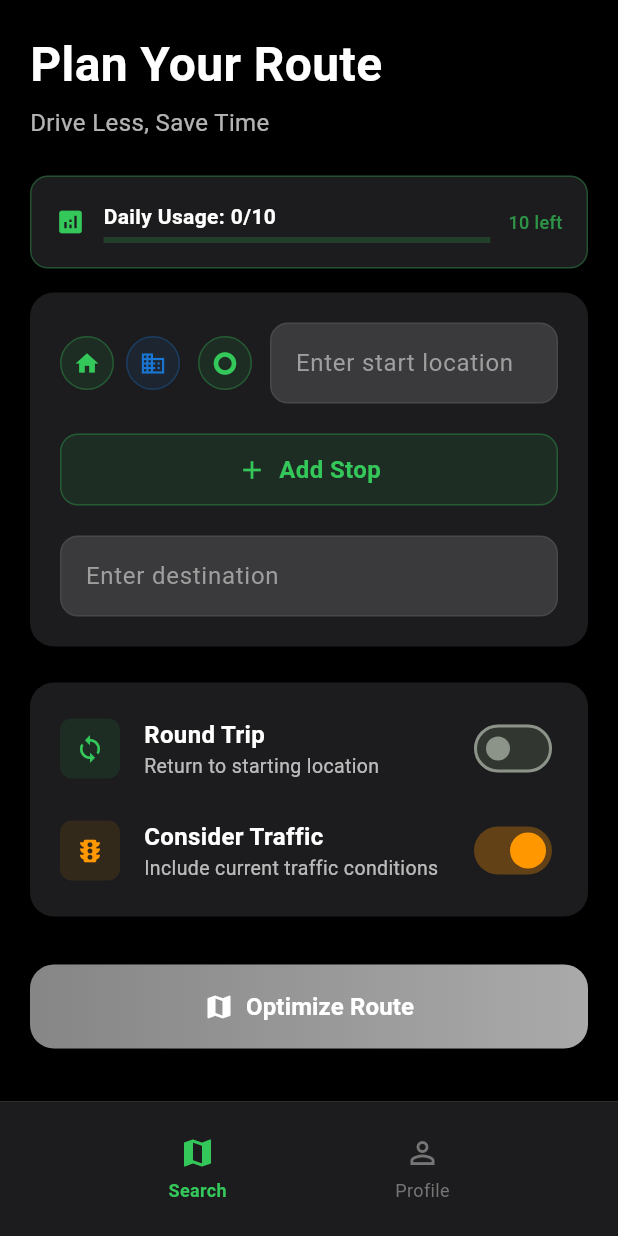
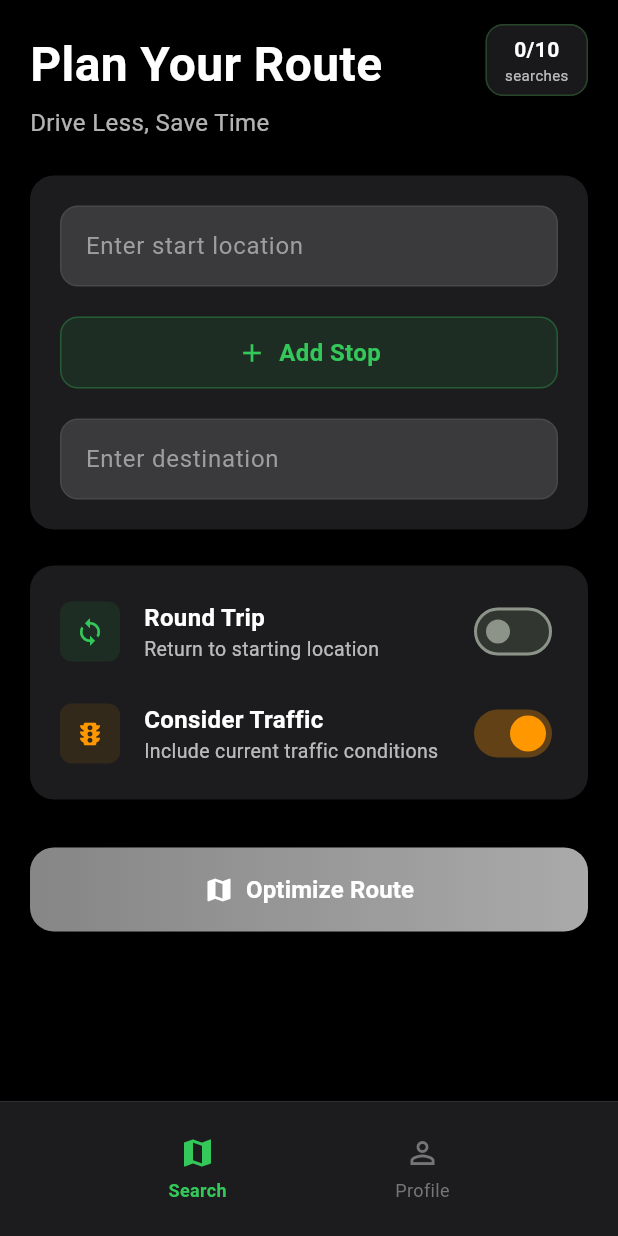
Before and after one commit to theaPAULo/driveless_flutter, a Flutter app: the screen it shows once a user with an empty profile is signed in, on a phone screen of 412 x 824 dp. Run offline on Flutter 3.47's test engine with Material 3 defaults, Android fonts, the phone set to English and light mode, and no system bars; drawn by our look-alikes of flutter_typeahead; our stand-ins replace cloud_firestore, firebase_auth, firebase_core, geolocator, google_maps_flutter, google_sign_in and 2 more; accounts and stored records are empty; network calls fail.

Commit message:
usage tracking working and UI getting better

```diff
--- a/lib/screens/route_input_screen.dart
+++ b/lib/screens/route_input_screen.dart
@@ -1,9 +1,9 @@
 // lib/screens/route_input_screen.dart
 //
-// CORRECTED: Route input screen with proper method calls
-// ✅ Fixed: SavedAddressService uses initialize() not loadAddresses()
-// ✅ Fixed: UsageTrackingService uses canPerformRouteCalculation() not canMakeRequest()
-// ✅ Fixed: UsageTrackingService has remainingRoutes getter
+// FIXED: Route input screen matching iOS UI exactly
+// ✅ Fixed: Saved address buttons above each input field
+// ✅ Fixed: Compact usage indicator in top-right corner
+// ✅ Fixed: Admin shows ∞ for unlimited usage
 
 import 'package:flutter/material.dart';
 import 'package:flutter/services.dart';
@@ -87,7 +87,6 @@ class _RouteInputScreenState extends State<RouteInputScreen> {
     super.dispose();
   }
 
-  // ✅ FIXED: Use initialize() method instead of loadAddresses()
   Future<void> _loadSavedAddresses() async {
     try {
       await _savedAddressService.initialize();
@@ -108,21 +107,19 @@ class _RouteInputScreenState extends State<RouteInputScreen> {
     return Scaffold(
       backgroundColor: Theme.of(context).scaffoldBackgroundColor,
       body: SafeArea(
-        child: SingleChildScrollView(
+        child: Stack(
+          children: [
+            // Main content
+            SingleChildScrollView(
               child: Padding(
                 padding: const EdgeInsets.all(20.0),
                 child: Column(
                   crossAxisAlignment: CrossAxisAlignment.start,
                   children: [
-                // Header
+                    // Header with space for usage indicator
                     _buildHeader(),
 
                     const SizedBox(height: 24),
-
-                // Usage indicator
-                _buildUsageIndicator(),
-
-                const SizedBox(height: 16),
 
                     // Route Input Section
                     _buildRouteInputSection(),
@@ -141,6 +138,11 @@ class _RouteInputScreenState extends State<RouteInputScreen> {
                   ],
                 ),
               ),
+            ),
+
+            // ✅ FIXED: Compact usage indicator in top-right corner
+            _buildCompactUsageIndicator(),
+          ],
         ),
       ),
     );
@@ -171,77 +173,56 @@ class _RouteInputScreenState extends State<RouteInputScreen> {
     );
   }
 
-  // MARK: - Usage Indicator
-  Widget _buildUsageIndicator() {
-    return Consumer<UsageTrackingService>(
+  // ✅ FIXED: Compact usage indicator in top-right corner (like iOS)
+  Widget _buildCompactUsageIndicator() {
+    return Positioned(
+      top: 16,
+      right: 20,
+      child: Consumer<UsageTrackingService>(
         builder: (context, usageService, child) {
           final todayUsage = usageService.todayUsage;
-        // ✅ FIXED: Use remainingRoutes getter instead of remainingUsage
-        final remainingUsage = usageService.remainingRoutes;
-        final usagePercentage = usageService.usagePercentage;
-
-        Color indicatorColor;
-        if (usagePercentage <= 0.7) {
-          indicatorColor = const Color(0xFF34C759); // Green
-        } else if (usagePercentage <= 0.9) {
-          indicatorColor = Colors.orange; // Orange
-        } else {
-          indicatorColor = Colors.red; // Red
-        }
+          final isAdmin = usageService.remainingRoutes == 999; // Admin check
 
           return Container(
-          padding: const EdgeInsets.all(16),
+            padding: const EdgeInsets.symmetric(horizontal: 12, vertical: 6),
             decoration: BoxDecoration(
-            color: Theme.of(context).cardColor,
+              color: Theme.of(context).cardColor.withOpacity(0.9),
               borderRadius: BorderRadius.circular(12),
               border: Border.all(
-              color: indicatorColor.withOpacity(0.3),
+                color: isAdmin
+                    ? Colors.purple.withOpacity(0.3)
+                    : (todayUsage >= 10
+                        ? Colors.red.withOpacity(0.3)
+                        : (todayUsage >= 8
+                            ? Colors.orange.withOpacity(0.3)
+                            : Colors.green.withOpacity(0.3))),
                 width: 1,
               ),
             ),
-          child: Row(
-            children: [
-              Icon(
-                Icons.analytics,
-                color: indicatorColor,
-                size: 20,
-              ),
-              const SizedBox(width: 12),
-              Expanded(
             child: Column(
-                  crossAxisAlignment: CrossAxisAlignment.start,
+              mainAxisSize: MainAxisSize.min,
               children: [
                 Text(
-                      'Daily Usage: $todayUsage/10',
+                  // ✅ FIXED: Show ∞ for admin users
+                  isAdmin ? '$todayUsage/∞' : '$todayUsage/10',
                   style: TextStyle(
                     color: Theme.of(context).textTheme.bodyLarge?.color,
+                    fontSize: 14,
                     fontWeight: FontWeight.w600,
-                        fontSize: 14,
                   ),
                 ),
-                    const SizedBox(height: 4),
-                    LinearProgressIndicator(
-                      value: usagePercentage,
-                      backgroundColor: indicatorColor.withOpacity(0.2),
-                      valueColor: AlwaysStoppedAnimation<Color>(indicatorColor),
-                      minHeight: 4,
-                    ),
-                  ],
-                ),
-              ),
-              const SizedBox(width: 12),
                 Text(
-                '$remainingUsage left',
+                  isAdmin ? 'admin' : 'searches',
                   style: TextStyle(
-                  color: indicatorColor.withOpacity(0.7),
-                  fontSize: 12,
-                  fontWeight: FontWeight.w500,
+                    color: Theme.of(context).textTheme.bodyMedium?.color?.withOpacity(0.7),
+                    fontSize: 10,
                   ),
                 ),
               ],
             ),
           );
         },
+      ),
     );
   }
 
@@ -266,8 +247,8 @@ class _RouteInputScreenState extends State<RouteInputScreen> {
       ),
       child: Column(
         children: [
-          // Start location with saved addresses
-          _buildLocationInput(
+          // ✅ FIXED: Start location with saved addresses ABOVE input
+          _buildLocationInputWithSavedAddresses(
             controller: _startLocationController,
             icon: Icons.trip_origin,
             hintText: 'Enter start location',
@@ -286,12 +267,12 @@ class _RouteInputScreenState extends State<RouteInputScreen> {
             },
           ),
 
-          // Stops
+          // Stops with saved addresses
           for (int i = 0; i < _stopControllers.length; i++)
             Column(
               children: [
                 const SizedBox(height: 20),
-                _buildLocationInput(
+                _buildLocationInputWithSavedAddresses(
                   controller: _stopControllers[i],
                   icon: Icons.place,
                   hintText: 'Stop ${i + 1}',
@@ -319,8 +300,8 @@ class _RouteInputScreenState extends State<RouteInputScreen> {
 
           const SizedBox(height: 20),
 
-          // End location
-          _buildLocationInput(
+          // ✅ FIXED: End location with saved addresses ABOVE input
+          _buildLocationInputWithSavedAddresses(
             controller: _endLocationController,
             icon: Icons.flag,
             hintText: _isRoundTrip ? 'Return to starting location' : 'Enter destination',
@@ -341,8 +322,8 @@ class _RouteInputScreenState extends State<RouteInputScreen> {
     );
   }
 
-  // MARK: - Location Input Widget
-  Widget _buildLocationInput({
+  // ✅ FIXED: Location input with saved addresses displayed ABOVE each field (like iOS)
+  Widget _buildLocationInputWithSavedAddresses({
     required TextEditingController controller,
     required IconData icon,
     required String hintText,
@@ -354,38 +335,33 @@ class _RouteInputScreenState extends State<RouteInputScreen> {
     required Function(String) onAddressSelected,
     VoidCallback? onRemove,
   }) {
-    final isDark = Theme.of(context).brightness == Brightness.dark;
-
-    return Row(
+    return Column(
+      crossAxisAlignment: CrossAxisAlignment.start,
       children: [
-        // Icon buttons for saved addresses (home/work)
-        if (isStart || stopIndex != null) ...[
+        // ✅ FIXED: Saved address buttons displayed horizontally ABOVE input field
+        if (_savedAddresses.isNotEmpty && !isDisabled) ...[
           Row(
             children: [
-              // Home icon
+              // Home button
               GestureDetector(
-                onTap: !isDisabled ? () {
+                onTap: () {
                   HapticFeedback.lightImpact();
                   _selectSavedAddress(SavedAddressType.home, controller, onAddressSelected);
-                } : null,
+                },
                 child: Container(
                   width: 36,
                   height: 36,
                   decoration: BoxDecoration(
-                    color: !isDisabled
-                        ? const Color(0xFF34C759).withOpacity(0.1)
-                        : Colors.grey.withOpacity(0.1),
+                    color: const Color(0xFF34C759).withOpacity(0.1),
                     shape: BoxShape.circle,
                     border: Border.all(
-                      color: !isDisabled
-                          ? const Color(0xFF34C759).withOpacity(0.3)
-                          : Colors.grey.withOpacity(0.3),
+                      color: const Color(0xFF34C759).withOpacity(0.3),
                       width: 1,
                     ),
                   ),
-                  child: Icon(
+                  child: const Icon(
                     Icons.home,
-                    color: !isDisabled ? const Color(0xFF34C759) : Colors.grey,
+                    color: Color(0xFF34C759),
                     size: 18,
                   ),
                 ),
@@ -393,79 +369,75 @@ class _RouteInputScreenState extends State<RouteInputScreen> {
 
               const SizedBox(width: 8),
 
-              // Work icon
+              // Work button
               GestureDetector(
-                onTap: !isDisabled ? () {
+                onTap: () {
                   HapticFeedback.lightImpact();
                   _selectSavedAddress(SavedAddressType.work, controller, onAddressSelected);
-                } : null,
+                },
                 child: Container(
                   width: 36,
                   height: 36,
                   decoration: BoxDecoration(
-                    color: !isDisabled
-                        ? const Color(0xFF1976D2).withOpacity(0.1)
-                        : Colors.grey.withOpacity(0.1),
+                    color: const Color(0xFF1976D2).withOpacity(0.1),
                     shape: BoxShape.circle,
                     border: Border.all(
-                      color: !isDisabled
-                          ? const Color(0xFF1976D2).withOpacity(0.3)
-                          : Colors.grey.withOpacity(0.3),
+                      color: const Color(0xFF1976D2).withOpacity(0.3),
+                      width: 1,
+                    ),
+                  ),
+                  child: const Icon(
+                    Icons.business,
+                    color: Color(0xFF1976D2),
+                    size: 18,
+                  ),
+                ),
+              ),
+
+              // Current location button (for start and stops)
+              if (isStart || stopIndex != null) ...[
+                const SizedBox(width: 8),
+                GestureDetector(
+                  onTap: () {
+                    HapticFeedback.lightImpact();
+                    _useCurrentLocation(isStart, stopIndex: stopIndex);
+                  },
+                  child: Container(
+                    width: 36,
+                    height: 36,
+                    decoration: BoxDecoration(
+                      color: iconColor.withOpacity(0.1),
+                      shape: BoxShape.circle,
+                      border: Border.all(
+                        color: iconColor.withOpacity(0.3),
                         width: 1,
                       ),
                     ),
                     child: Icon(
-                    Icons.business,
-                    color: !isDisabled ? const Color(0xFF1976D2) : Colors.grey,
+                      Icons.my_location,
+                      color: iconColor,
                       size: 18,
                     ),
                   ),
                 ),
               ],
+            ],
           ),
 
-          const SizedBox(width: 12),
+          const SizedBox(height: 12),
         ],
 
-        // Current location icon (only for start and stops)
-        if (isStart || stopIndex != null) ...[
-          GestureDetector(
-            onTap: !isDisabled ? () {
-              HapticFeedback.lightImpact();
-              _useCurrentLocation(isStart, stopIndex: stopIndex);
-            } : null,
-            child: Container(
-              width: 36,
-              height: 36,
-              decoration: BoxDecoration(
-                color: !isDisabled
-                    ? iconColor.withOpacity(0.1)
-                    : Colors.grey.withOpacity(0.1),
-                shape: BoxShape.circle,
-                border: Border.all(
-                  color: !isDisabled
-                      ? iconColor.withOpacity(0.3)
-                      : Colors.grey.withOpacity(0.3),
-                  width: 1,
-                ),
-              ),
-              child: Icon(
-                icon,
-                color: !isDisabled ? iconColor : Colors.grey,
-                size: 18,
-              ),
-            ),
-          ),
-
-          const SizedBox(width: 12),
-        ],
-
+        // Input field with remove button
+        Row(
+          children: [
             Expanded(
               child: _isLoadingLocation(fieldId)
                   ? Container(
                       height: 48,
                       decoration: BoxDecoration(
-                    color: isDark ? Colors.grey[800] : Colors.grey[200],
+                        color: Theme.of(context).brightness == Brightness.dark
+                            ? Colors.grey[800]
+                            : Colors.grey[200],
                         borderRadius: BorderRadius.circular(8),
                       ),
                       child: const Center(
@@ -481,7 +453,6 @@ class _RouteInputScreenState extends State<RouteInputScreen> {
                     )
                   : AutocompleteTextField(
                       controller: controller,
-                  // ✅ CORRECT: Using 'hint' parameter (not 'hintText')
                       hint: hintText,
                       icon: icon,
                       iconColor: iconColor,
@@ -495,6 +466,7 @@ class _RouteInputScreenState extends State<RouteInputScreen> {
                     ),
             ),
 
+            // Remove button for stops
             if (onRemove != null) ...[
               const SizedBox(width: 8),
               GestureDetector(
@@ -522,13 +494,13 @@ class _RouteInputScreenState extends State<RouteInputScreen> {
               ),
             ],
           ],
+        ),
+      ],
     );
   }
 
   // MARK: - Add Stop Button
   Widget _buildAddStopButton() {
-    final isDark = Theme.of(context).brightness == Brightness.dark;
-
     return GestureDetector(
       onTap: () {
         HapticFeedback.lightImpact();
@@ -840,7 +812,6 @@ class _RouteInputScreenState extends State<RouteInputScreen> {
       Position position = await Geolocator.getCurrentPosition();
 
       // Reverse geocode
-      // ✅ CORRECT: Using EnvironmentConfig.apiKey
       final url = 'https://maps.googleapis.com/maps/api/geocode/json?latlng=${position.latitude},${position.longitude}&key=${EnvironmentConfig.apiKey}';
       final response = await http.get(Uri.parse(url));
 
@@ -903,7 +874,6 @@ class _RouteInputScreenState extends State<RouteInputScreen> {
   Future<void> _handleEnhancedOptimizeRoute() async {
     // Check usage limits first
     final usageService = context.read<UsageTrackingService>();
-    // ✅ FIXED: Use canPerformRouteCalculation() instead of canMakeRequest()
     if (!await usageService.canPerformRouteCalculation()) {
       HapticFeedback.heavyImpact();
       if (mounted) {
```
Lines whose indentation alone changed are shown as unchanged.
